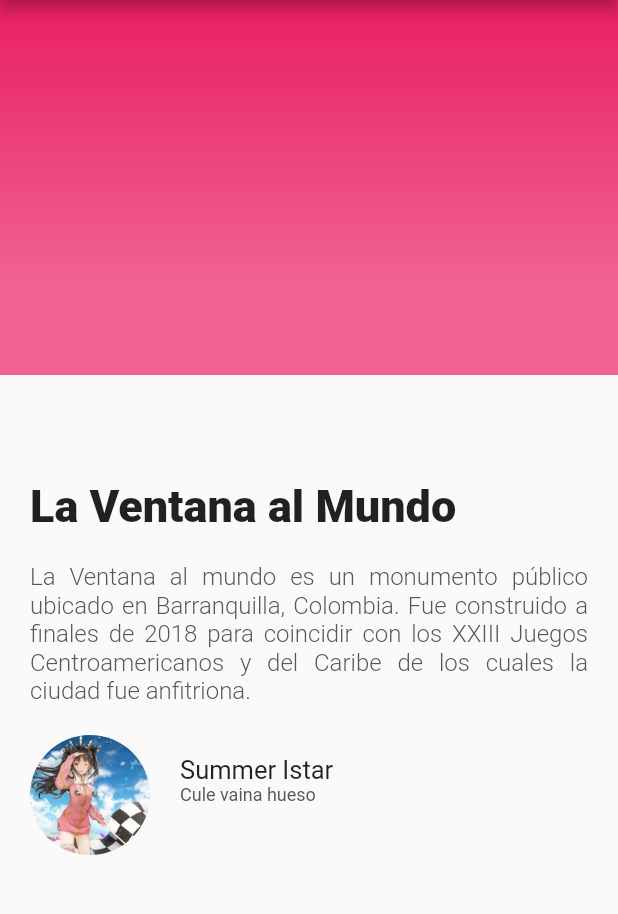
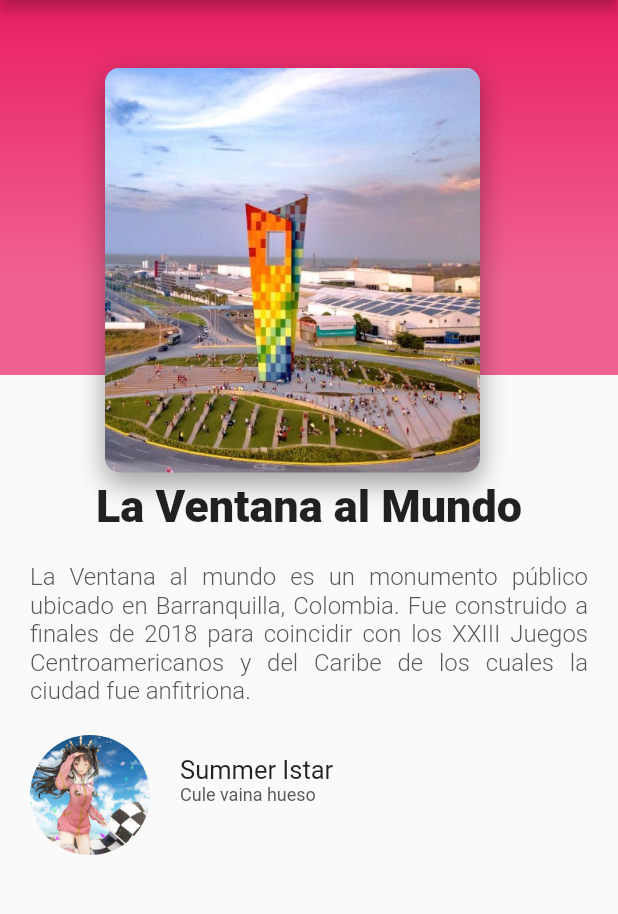
Before and after one commit to Tulio-Rangel/trips_app, a Flutter app: the screen it shows after launch, on a phone screen of 412 x 824 dp, the part 84-998 px from its top. Run offline on Flutter 3.47's test engine with Material 2 defaults, Android fonts, the phone set to English and light mode, and no system bars.

Commit message:
set image

```diff
--- a/lib/components/card.dart
+++ /dev/null
@@ -1,10 +0,0 @@
-import 'package:flutter/material.dart';
-
-class Card extends StatelessWidget {
-  const Card({super.key});
-
-  @override
-  Widget build(BuildContext context) {
-    return Container();
-  }
-}
--- /dev/null
+++ b/lib/components/card_image.dart
@@ -0,0 +1,35 @@
+import 'package:flutter/material.dart';
+
+class CardImage extends StatelessWidget {
+  const CardImage({super.key});
+
+  @override
+  Widget build(BuildContext context) {
+
+    final card = Container(
+      height: 350,
+      width: 250.0,
+      margin: const EdgeInsets.only(
+        top: 10,
+        left: 35.0
+      ),
+      decoration: const BoxDecoration(
+        image: DecorationImage(
+          fit: BoxFit.cover,
+          image: AssetImage('assets/images/ventana.jpg')
+        ),
+        borderRadius: BorderRadius.all(Radius.circular(10.0)),
+        shape: BoxShape.rectangle,
+        boxShadow: <BoxShadow>[
+          BoxShadow(
+            color: Colors.black38,
+            blurRadius: 15.0,
+            offset: Offset(0.0, 7.0)
+          )
+        ]
+      ),
+    );
+
+    return card;
+  }
+}
--- a/lib/components/card_list.dart
+++ b/lib/components/card_list.dart
@@ -0,0 +1,23 @@
+import 'package:flutter/material.dart';
+import 'package:trips_app/components/card_image.dart';
+
+class CardList extends StatelessWidget {
+  const CardList({super.key});
+
+  @override
+  Widget build(BuildContext context) {
+    return Align(
+      alignment: Alignment.topCenter,
+      child: SizedBox(
+        height: 350,
+        child: ListView(
+          padding: const EdgeInsets.all(35.0),
+          scrollDirection: Axis.horizontal,
+          children: const <Widget>[
+            CardImage(),
+          ],
+        ),
+      )
+    );
+}
+}
--- a/lib/components/description_place.dart
+++ b/lib/components/description_place.dart
@@ -23,7 +23,7 @@ class DescriptionPlace extends StatelessWidget {
     );
 
     final title = Align(
-      alignment: Alignment.centerLeft,
+      //alignment: Alignment.centerLeft,
       child: Container(
             margin: const EdgeInsets.only(
               top: 320.0,
--- /dev/null
+++ b/lib/components/header_appbar.dart
@@ -0,0 +1,18 @@
+import 'package:flutter/material.dart';
+import 'package:trips_app/components/card_image.dart';
+import 'package:trips_app/components/card_list.dart';
+import 'package:trips_app/components/gradient_back.dart';
+
+class HeaderAppBar extends StatelessWidget {
+  const HeaderAppBar({super.key});
+
+  @override
+  Widget build(BuildContext context) {
+    return Stack(
+      children: const <Widget>[
+        GradientBack(),
+        CardList(),
+      ],
+    );
+  }
+}
--- a/lib/pages/demo.dart
+++ b/lib/pages/demo.dart
@@ -1,6 +1,8 @@
 import 'package:flutter/material.dart';
+import 'package:trips_app/components/card_image.dart';
 import 'package:trips_app/components/description_place.dart';
 import 'package:trips_app/components/gradient_back.dart';
+import 'package:trips_app/components/header_appbar.dart';
 import 'package:trips_app/components/review.dart';
 
 class DemoPage extends StatelessWidget {
@@ -22,7 +24,7 @@ class DemoPage extends StatelessWidget {
               Review(),
             ],
           ),
-          const GradientBack(),
+          const HeaderAppBar(),
         ],
       ),
     );
```
